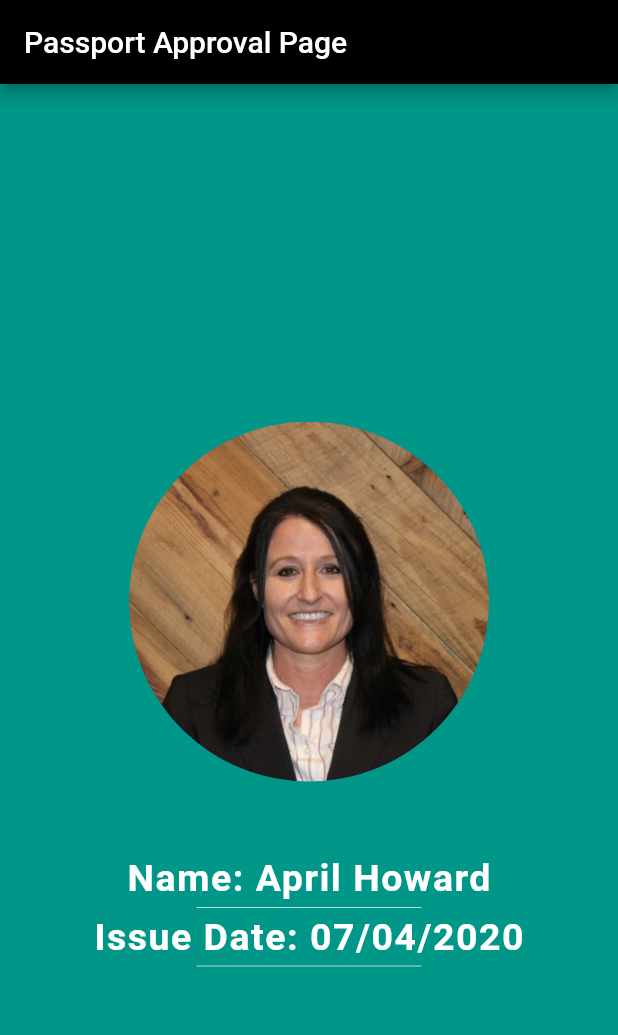
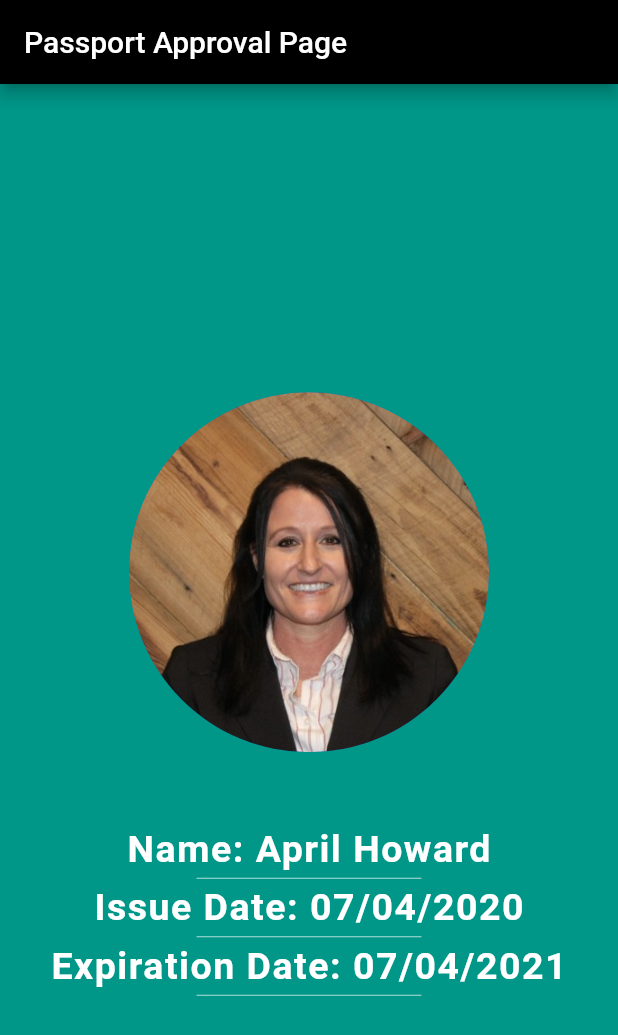
Before and after one commit to apphow/start_to_finish, a Flutter app: the screen it shows after launch, on a phone screen of 412 x 824 dp. Shown: the top 1035 px of the screen. Run offline on Flutter 3.47's test engine with Material 2 defaults, Android fonts, the phone set to English and light mode, and no system bars.

Commit message:
added Passport expiration date and SizedBox and Divider to create visible space

```diff
--- a/lib/main.dart
+++ b/lib/main.dart
@@ -60,6 +60,22 @@ class MyPassport extends StatelessWidget {
                       color: Colors.teal.shade100,
                     ),
                   ),
+                  Text(
+                    'Expiration Date: 07/04/2021',
+                    style: TextStyle(
+                      fontSize: 25.0,
+                      fontWeight: FontWeight.bold,
+                      color: Colors.white,
+                      letterSpacing: 1.0,
+                    ),
+                  ),
+                  SizedBox(
+                    height: 10.0,
+                    width: 150.0,
+                    child: Divider(
+                      color: Colors.teal.shade100,
+                    ),
+                  ),
                 ],
               ),
             ),
```
